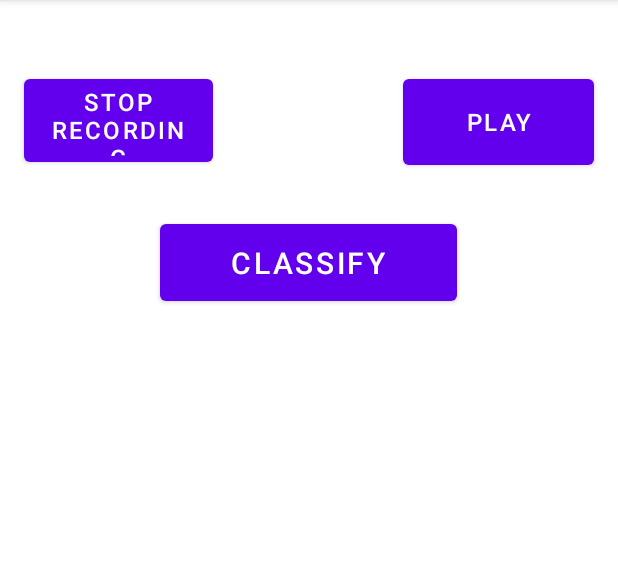
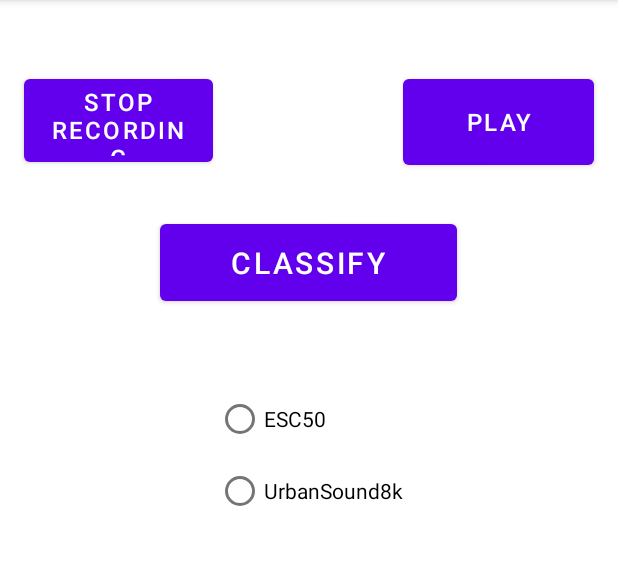
Before and after one commit to JohnnieOne/Android-app-for-environmental-sound-classification, an Android app: the screen it shows after launch (MainActivity), after a tap on "RECORD", on a phone screen of 412 x 824 dp, the part 84-649 px from its top. Run offline under Robolectric (Android 15) with nearby library versions, the phone set to English and light mode, and no system bars; libraries missing offline, so code that uses them is left out: org.tensorflow.lite.

Commit message:
switch addition

```diff
--- a/app/src/main/java/com/example/audiorecorder/MainActivity.java
+++ b/app/src/main/java/com/example/audiorecorder/MainActivity.java
@@ -1,6 +1,7 @@
 package com.example.audiorecorder;
 
 import android.Manifest;
+import android.app.Activity;
 import android.content.pm.PackageManager;
 import android.content.res.AssetManager;
 import android.graphics.Color;
@@ -10,14 +11,24 @@ import android.os.Bundle;
 import android.util.Log;
 import android.view.View;
 import android.widget.Button;
+import android.widget.RadioButton;
+import android.widget.RadioGroup;
 import android.widget.TextView;
 
 import androidx.annotation.NonNull;
 import androidx.appcompat.app.AppCompatActivity;
 import androidx.core.app.ActivityCompat;
 
+import org.tensorflow.lite.DataType;
+import org.tensorflow.lite.Interpreter;
+import org.tensorflow.lite.support.common.FileUtil;
+import org.tensorflow.lite.support.image.TensorImage;
+import org.tensorflow.lite.support.tensorbuffer.TensorBuffer;
+
 import java.io.IOException;
+import java.nio.MappedByteBuffer;
 import java.util.Arrays;
+import java.util.Objects;
 import java.util.Random;
 
 
@@ -36,6 +47,7 @@ public class MainActivity extends AppCompatActivity {
     private final String[] permissions = {Manifest.permission.RECORD_AUDIO};
 
     private ImageClassifier imageClassifier;
+    private String modelPath;
 
     private static final int DATA_SAMPLE_AVERAGE = 220500;
 
@@ -49,13 +61,7 @@ public class MainActivity extends AppCompatActivity {
 
     }
 
-    private void onRecord(boolean start) {
-        if (start) {
-            startRecording();
-        } else {
-            stopRecording();
-        }
-    }
+
 
     private void onPlay(boolean start) {
         if (start) {
@@ -79,6 +85,14 @@ public class MainActivity extends AppCompatActivity {
     private void stopPlaying() {
         player.release();
         player = null;
+    }
+
+    private void onRecord(boolean start) {
+        if (start) {
+            startRecording();
+        } else {
+            stopRecording();
+        }
     }
 
     private void startRecording() {
@@ -173,6 +187,26 @@ public class MainActivity extends AppCompatActivity {
             }
         });
 
+        RadioGroup radioGroup = findViewById(R.id.radioGroup);
+        RadioButton radioButton1 = findViewById(R.id.radioButton1);
+        RadioButton radioButton2 = findViewById(R.id.radioButton2);
+
+        radioGroup.setOnCheckedChangeListener(new RadioGroup.OnCheckedChangeListener() {
+            @Override
+            public void onCheckedChanged(RadioGroup group, int checkedId) {
+                if (checkedId == R.id.radioButton1) {
+                    radioButton2.setChecked(false);
+                    // Perform actions for Switch 1 being turned on
+
+                    modelPath = "model_esc50.tflite";
+                } else if (checkedId == R.id.radioButton2) {
+                    radioButton1.setChecked(false);
+                    // Perform actions for Switch 2 being turned on
+                    modelPath = "model_us8k.tflite";
+                }
+            }
+        });
+
         Button classifyButton = findViewById(R.id.btnClassify);
 
         classifyButton.setOnClickListener(new View.OnClickListener() {
@@ -190,8 +224,7 @@ public class MainActivity extends AppCompatActivity {
                     int imageWidth = 220;
                     int imageHeight = 11;
                     int chan = 1;
-                    int numClasses = 50;
-                    String modelPath = "model_esc50.tflite";
+                    int numClasses;
 
                     // NRDT function is giving the correct output is a (11,220) 2D array
                     // for both functions further tests will be run in order to make sure
@@ -210,11 +243,49 @@ public class MainActivity extends AppCompatActivity {
                     String spectrumLength = spectrumX + " " + spectrumY + "\n";
 
                     AssetManager assetManager = getAssets();
+                    if (Objects.equals(modelPath, "model_esc50.tflite")) {
+                        numClasses = 50;
+                    } else {
+                        numClasses = 10;
+                    }
                     imageClassifier = new ImageClassifier(assetManager, batchSize, imageWidth, imageHeight, chan, numClasses,  modelPath);
+
+
                     TextView textView = findViewById(R.id.textView);
                     String msj = "Probabilities: \n";
 
                     float[] probabilities = imageClassifier.classifyImage(spectrum);
+
+//                    // Get the activity context
+//                    Activity activity = (Activity) view.getContext();
+//
+//                    // Load the TensorFlow Lite model using the activity context
+//                    MappedByteBuffer tfliteModel = FileUtil.loadMappedFile(activity, modelPath);
+//
+//                    // Create the TensorFlow Lite interpreter
+//                    Interpreter interpreter = new Interpreter(tfliteModel, new Interpreter.Options());
+//
+//                    // Create a TensorImage object and load the input image into it
+//                    TensorImage tensorImage = new TensorImage(DataType.FLOAT32);
+//                    tensorImage.load(spectrum);
+//
+//                    // Resize the TensorImage to match the required input shape (1, 11, 220, 1)
+//                    tensorImage = tensorImage.resize(new int[]{1, 11, 220, 1});
+//
+//                    // Get the TensorBuffer from the TensorImage
+//                    TensorBuffer inputBuffer = tensorImage.getTensorBuffer();
+//
+//                    // Allocate the output buffer
+//                    TensorBuffer outputBuffer = TensorBuffer.createFixedSize(new int[]{1, numClasses}, DataType.FLOAT32);
+//
+//                    // Run the inference
+//                    interpreter.run(inputBuffer.getBuffer(), outputBuffer.getBuffer());
+//                    float[] probabilities = outputBuffer.getFloatArray();
+
+                    // text for testing
+                    for (float cls : probabilities){
+                        System.out.println(cls);
+                    }
 
                     textView.setText(msj);
                     String predicted = processClassificationResults(probabilities);
@@ -225,11 +296,6 @@ public class MainActivity extends AppCompatActivity {
 //                    textView.append(spectrumLength);
 //                    textView.append(spectrumString);
 
-
-//                    // Currently not working, but it is not a priority
-//                    WaveformView waveformView = findViewById(R.id.waveformView);
-//                    waveformView.setWaveformData(signal[0]);
-//                    waveformView.setWaveformColor(Color.RED);
 
                 } catch (IOException e) {
                     e.printStackTrace();
--- a/app/src/main/java/com/example/audiorecorder/WaveformView.java
+++ /dev/null
@@ -1,91 +0,0 @@
-// NOTE: This is for testing purposes
-
-package com.example.audiorecorder;
-
-import android.content.Context;
-import android.graphics.Canvas;
-import android.graphics.Color;
-import android.graphics.Paint;
-import android.util.AttributeSet;
-import android.view.View;
-
-public class WaveformView extends View {
-    private final int SCALE = 5;
-    private static final int DEFAULT_COLOR = Color.RED;
-    private static final float DEFAULT_STROKE_WIDTH = 2f;
-
-    private float[] waveform;
-    private Paint waveformPaint;
-
-    private int waveformColor = DEFAULT_COLOR;
-    private boolean redrawWaveform = false; // Flag to indicate if waveform needs to be redrawn
-
-    public WaveformView(Context context) {
-        super(context);
-        init();
-    }
-
-    public WaveformView(Context context, AttributeSet attrs) {
-        super(context, attrs);
-        init();
-    }
-
-    public WaveformView(Context context, AttributeSet attrs, int defStyle) {
-        super(context, attrs, defStyle);
-        init();
-    }
-
-    private void init() {
-        waveformPaint = new Paint();
-        waveformPaint.setStrokeWidth(DEFAULT_STROKE_WIDTH);
-    }
-
-    public void setWaveformData(float[] waveform) {
-
-//        float[] scaled = new float[waveform.length];
-//        for (short i = 0; i <= waveform.length; i++){
-//            int SCALE = 3;
-//            scaled[i] = (float) (waveform[i] * SCALE);
-//        }
-//
-//        this.waveform = scaled;
-        this.waveform = waveform;
-        redrawWaveform = true; // Set flag to indicate waveform needs to be redrawn
-        invalidate(); // Trigger redraw
-    }
-
-    public void setWaveformColor(int color) {
-        waveformColor = color;
-        redrawWaveform = true; // Set flag to indicate waveform needs to be redrawn
-        invalidate(); // Trigger redraw
-    }
-
-    @Override
-    protected void onDraw(Canvas canvas) {
-        super.onDraw(canvas);
-
-        if (waveform == null || waveform.length == 0) {
-            return;
-        }
-
-        int width = getWidth();
-        int height = getHeight();
-        int centerY = height / 2;
-
-        if (redrawWaveform) {
-            waveformPaint.setColor(waveformColor);
-            redrawWaveform = false; // Reset the flag
-
-            float xIncrement = (float) width / waveform.length;
-            float currentX = 0f;
-
-            for (float amplitude : waveform) {
-                float startY = centerY - amplitude * centerY / Short.MAX_VALUE;
-                float endY = centerY + amplitude * centerY / Short.MAX_VALUE;
-
-                canvas.drawLine(currentX, startY, currentX, endY, waveformPaint);
-                currentX += xIncrement;
-            }
-        }
-    }
-}
--- a/app/src/main/res/layout/activity_main.xml
+++ b/app/src/main/res/layout/activity_main.xml
@@ -49,23 +49,40 @@
 
     <TextView
         android:id="@+id/textView"
-        android:layout_width="314dp"
-        android:layout_height="250dp"
+        android:layout_width="331dp"
+        android:layout_height="106dp"
         android:textSize="12sp"
         app:layout_constraintBottom_toBottomOf="parent"
         app:layout_constraintEnd_toEndOf="parent"
-        app:layout_constraintHorizontal_bias="0.494"
         app:layout_constraintStart_toStartOf="parent"
         app:layout_constraintTop_toTopOf="parent"
-        app:layout_constraintVertical_bias="0.476" />
+        app:layout_constraintVertical_bias="0.596" />
 
-    <com.example.audiorecorder.WaveformView
-        android:id="@+id/waveformView"
-        android:layout_width="match_parent"
-        android:layout_height="200dp"
-        android:layout_marginTop="512dp"
+
+    <RadioGroup
+        android:id="@+id/radioGroup"
+        android:layout_width="wrap_content"
+        android:layout_height="wrap_content"
+        app:layout_constraintBottom_toBottomOf="parent"
+        app:layout_constraintEnd_toEndOf="parent"
+        app:layout_constraintStart_toStartOf="parent"
         app:layout_constraintTop_toTopOf="parent"
-        tools:layout_editor_absoluteX="-91dp" />
+        app:layout_constraintVertical_bias="0.38">
+
+        <RadioButton
+            android:id="@+id/radioButton1"
+            android:layout_width="wrap_content"
+            android:layout_height="wrap_content"
+            android:checked="false"
+            android:text="@string/esc50" />
+
+        <RadioButton
+            android:id="@+id/radioButton2"
+            android:layout_width="wrap_content"
+            android:layout_height="wrap_content"
+            android:text="@string/urbansound8k" />
+
+    </RadioGroup>
 
 
 </androidx.constraintlayout.widget.ConstraintLayout>
--- a/app/src/main/res/values-night/strings.xml
+++ b/app/src/main/res/values-night/strings.xml
@@ -4,4 +4,6 @@
     <string name="record">Record</string>
     <string name="play">Play</string>
     <string name="classify">Classify</string>
+    <string name="esc50">ESC50</string>
+    <string name="urbansound8k">UrbanSound8k</string>
 </resources>
--- a/app/src/main/res/values/strings.xml
+++ b/app/src/main/res/values/strings.xml
@@ -3,4 +3,6 @@
     <string name="record">Record</string>
     <string name="play">Play</string>
     <string name="classify">Classify</string>
+    <string name="esc50">ESC50</string>
+    <string name="urbansound8k">UrbanSound8k</string>
 </resources>
```
Also changed, not shown: app/build.gradle (+6 -1 lines), 2 other files.
